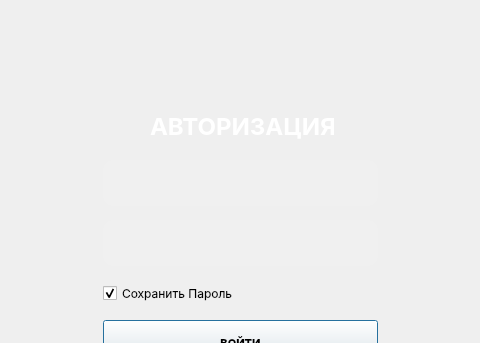
mrxdata/AltromonLauncherV2, file authwindow.ui: the form before one commit; both pictures show x 217 to 697 and y 0 to 343 of the 960 by 540 pixel window.
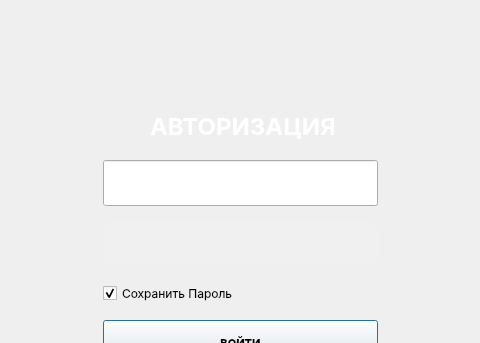
The form after the commit.

What changed in the file:
```diff
--- a/authwindow.ui
+++ b/authwindow.ui
@@ -56,20 +56,11 @@
    <property name="font">
     <font>
      <family>Inter</family>
-     <pointsize>-1</pointsize>
      <bold>true</bold>
     </font>
    </property>
    <property name="styleSheet">
-    <string notr="true">QLineEdit {
-    background-color: rgba(255, 255, 255, 0.05);
-    color: #E6E6E6; 
-    border-radius: 10px; 
-    padding: 10px; 
-    font-size: 16px; 
-	font-weight: bold;
-    text-align: center
-}</string>
+    <string notr="true"/>
    </property>
   </widget>
   <widget class="QCheckBox" name="SavePass">
```
Left out of the diff: 8 changed lines with no effect on the pictures.
